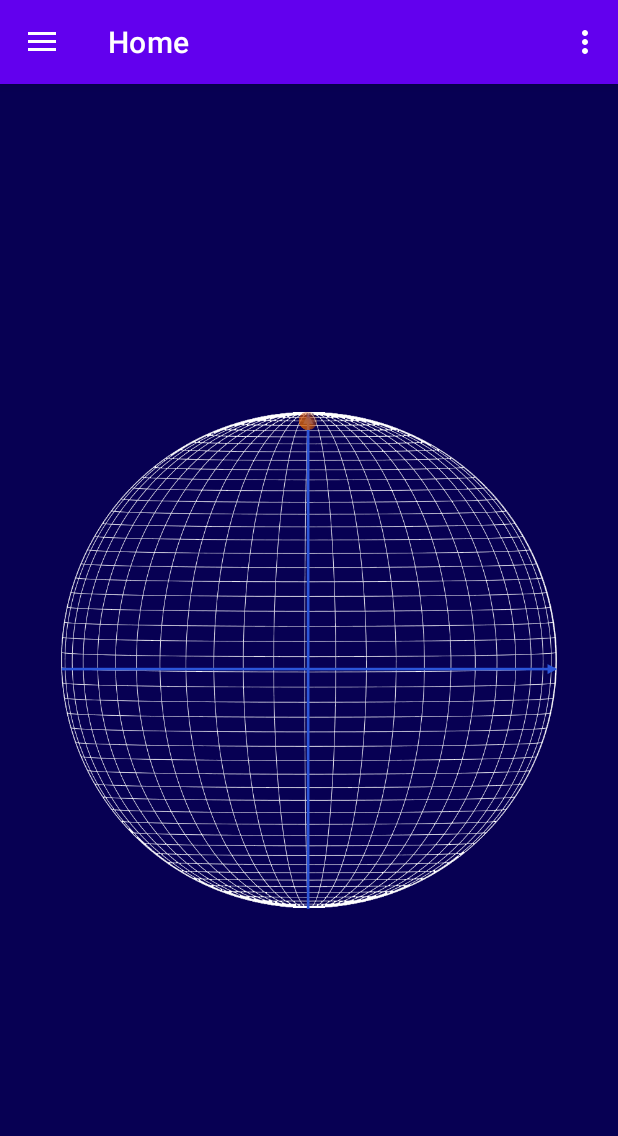
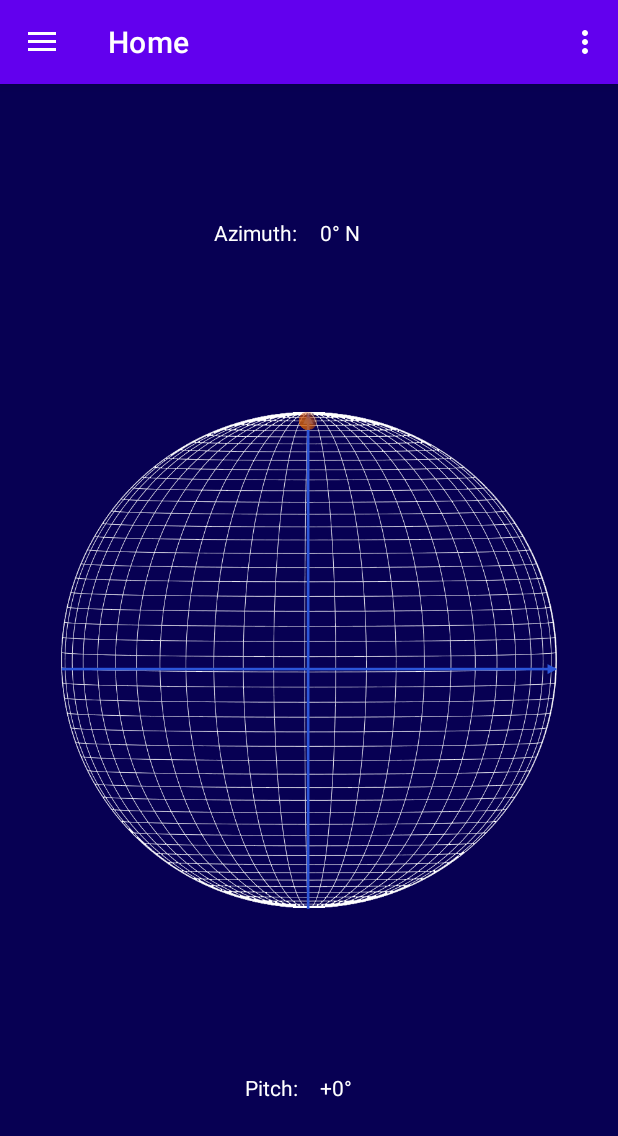
Before and after one commit to stephan-hoedtke/Director, an Android app: the screen it shows after launch (MainActivity), on a phone screen of 412 x 824 dp. Shown: the top 1136 px of the screen. Run offline under Robolectric (Android 15) with nearby library versions, the phone set to English and light mode, and no system bars; our stand-ins replace navigation-ui.

Commit message:
Initial Commit

```diff
--- a/app/src/main/java/com/stho/director/LowPassFilter.kt
+++ b/app/src/main/java/com/stho/director/LowPassFilter.kt
@@ -3,7 +3,7 @@ package com.stho.director
 /**
  * A low pass filter for a 3-vector of angles
  */
-internal class LowPassFilter(private val timeConstant: Double = 0.2, private val timeSource: TimeSource = SystemClockTimeSource()) {
+internal class LowPassFilter(private val timeConstant: Double = 0.1, private val timeSource: TimeSource = SystemClockTimeSource()) {
 
     private val vector: Vector = Vector(0.0, 0.0, 9.78)
     private var startTime: Double = 0.0
--- a/app/src/main/java/com/stho/director/OrientationFilter.kt
+++ b/app/src/main/java/com/stho/director/OrientationFilter.kt
@@ -19,9 +19,9 @@ class OrientationAccelerationFilter: OrientationFilter {
     override var updateCounter: Long = 0L
         private set
 
-    private val azimuthAcceleration: Acceleration = Acceleration(1.2)
-    private val pitchAcceleration: Acceleration = Acceleration(0.7)
-    private val rollAcceleration: Acceleration = Acceleration(0.7)
+    private val azimuthAcceleration: Acceleration = Acceleration(0.5)
+    private val pitchAcceleration: Acceleration = Acceleration(0.5)
+    private val rollAcceleration: Acceleration = Acceleration(0.5)
     private val lowPassFilter: LowPassFilter = LowPassFilter()
 
     override val currentOrientation: Orientation
--- a/app/src/main/java/com/stho/director/ui/home/HomeFragment.kt
+++ b/app/src/main/java/com/stho/director/ui/home/HomeFragment.kt
@@ -8,6 +8,7 @@ import android.widget.TextView
 import androidx.fragment.app.Fragment
 import androidx.lifecycle.Observer
 import androidx.lifecycle.ViewModelProvider
+import com.stho.director.Angle
 import com.stho.director.Degree
 import com.stho.director.Orientation
 import com.stho.director.R
@@ -62,5 +63,7 @@ class HomeFragment : Fragment() {
         binding.redPoint.alpha = 1 - alpha
         binding.grid.alpha = if (z > 0) 0.5f else 1.0f
 
+        binding.textViewAzimuth.text = Angle.toString(orientation.azimuth, Angle.AngleType.AZIMUTH)
+        binding.textViewPitch.text = Angle.toString(orientation.pitch, Angle.AngleType.PITCH)
     }
 }
--- a/app/src/main/res/layout/fragment_home.xml
+++ b/app/src/main/res/layout/fragment_home.xml
@@ -22,6 +22,7 @@
         app:layout_constraintTop_toTopOf="parent" />
 
     <FrameLayout
+        android:id="@+id/frame"
         android:layout_width="match_parent"
         android:layout_height="wrap_content"
         android:layout_margin="20dp"
@@ -68,6 +69,58 @@
 
     </FrameLayout>
 
+    <androidx.constraintlayout.widget.Guideline
+        android:id="@+id/guideline1"
+        android:layout_width="0dp"
+        android:layout_height="0dp"
+        android:orientation="vertical"
+        app:layout_constraintGuide_percent="0.50" />
+
+    <TextView
+        android:id="@+id/labelPitch"
+        android:layout_width="wrap_content"
+        android:layout_height="wrap_content"
+        android:text="Pitch:"
+        app:layout_constraintTop_toBottomOf="@id/frame"
+        app:layout_constraintBottom_toBottomOf="parent"
+        app:layout_constraintEnd_toEndOf="@id/guideline1"
+        android:layout_marginHorizontal="7dp"
+        android:textColor="@color/white" />
+
+    <TextView
+        android:id="@+id/textViewPitch"
+        android:layout_width="wrap_content"
+        android:layout_height="wrap_content"
+        android:text="13°"
+        app:layout_constraintTop_toTopOf="@id/labelPitch"
+        app:layout_constraintBottom_toBottomOf="@id/labelPitch"
+        app:layout_constraintStart_toStartOf="@id/guideline1"
+        android:layout_marginHorizontal="7dp"
+        android:textColor="@color/white" />
+
+    <TextView
+        android:id="@+id/labelAzimuth"
+        android:layout_width="wrap_content"
+        android:layout_height="wrap_content"
+        android:text="Azimuth:"
+        app:layout_constraintTop_toTopOf="parent"
+        app:layout_constraintBottom_toTopOf="@id/frame"
+        app:layout_constraintEnd_toEndOf="@id/guideline1"
+        android:layout_marginHorizontal="7dp"
+        android:textColor="@color/white" />
+
+    <TextView
+        android:id="@+id/textViewAzimuth"
+        android:layout_width="wrap_content"
+        android:layout_height="wrap_content"
+        android:text="123° N"
+        app:layout_constraintTop_toTopOf="@id/labelAzimuth"
+        app:layout_constraintBottom_toBottomOf="@id/labelAzimuth"
+        app:layout_constraintStart_toStartOf="@id/guideline1"
+        android:layout_marginHorizontal="7dp"
+        android:textColor="@color/white" />
+
+
 
 
 </androidx.constraintlayout.widget.ConstraintLayout>
```
Also changed, not shown: 1 other file.
